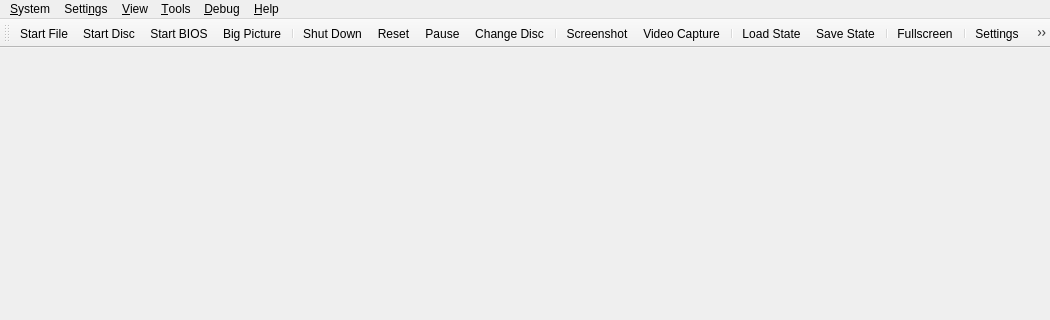
SgtBilko76/ARMSX2-Quest, file pcsx2-qt/MainWindow.ui: the form before one commit; both pictures show x 0 to 1050 and y 0 to 320 of the 1050 by 666 pixel window.
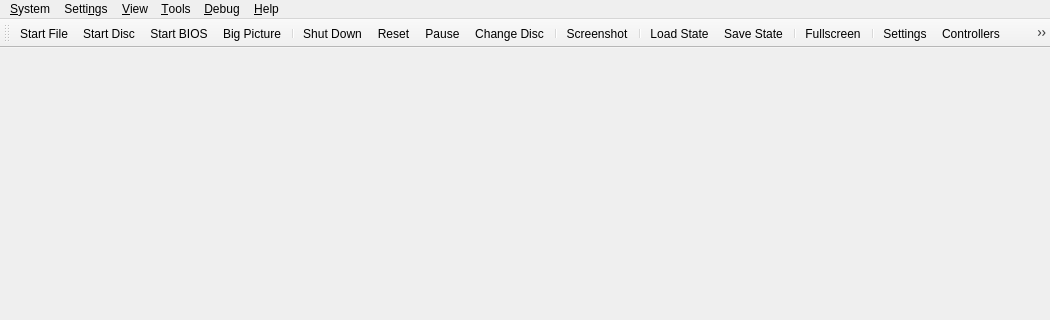
The form after the commit. Icons and pictures are not drawn.

Commit message: GS: remove video capture, and with it the ffmpeg dependency

```diff
--- a/pcsx2-qt/MainWindow.ui
+++ b/pcsx2-qt/MainWindow.ui
@@ -254,7 +254,6 @@
    <addaction name="actionToolbarChangeDisc"/>
    <addaction name="separator"/>
    <addaction name="actionToolbarScreenshot"/>
-   <addaction name="actionVideoCapture"/>
    <addaction name="separator"/>
    <addaction name="actionToolbarLoadState"/>
    <addaction name="actionToolbarSaveState"/>
@@ -1016,17 +1015,6 @@
     <string>&amp;Recording Viewer</string>
    </property>
   </action>
-  <action name="actionVideoCapture">
-   <property name="checkable">
-    <bool>true</bool>
-   </property>
-   <property name="icon">
-    <iconset theme="camera-video"/>
-   </property>
-   <property name="text">
-    <string comment="In Toolbar">&amp;Video Capture</string>
-   </property>
-  </action>
   <action name="actionEditCheats">
    <property name="icon">
     <iconset theme="pencil-line"/>
```
Left out of the diff: 1 changed line with no effect on the pictures. The commit also changes 187 other files.
